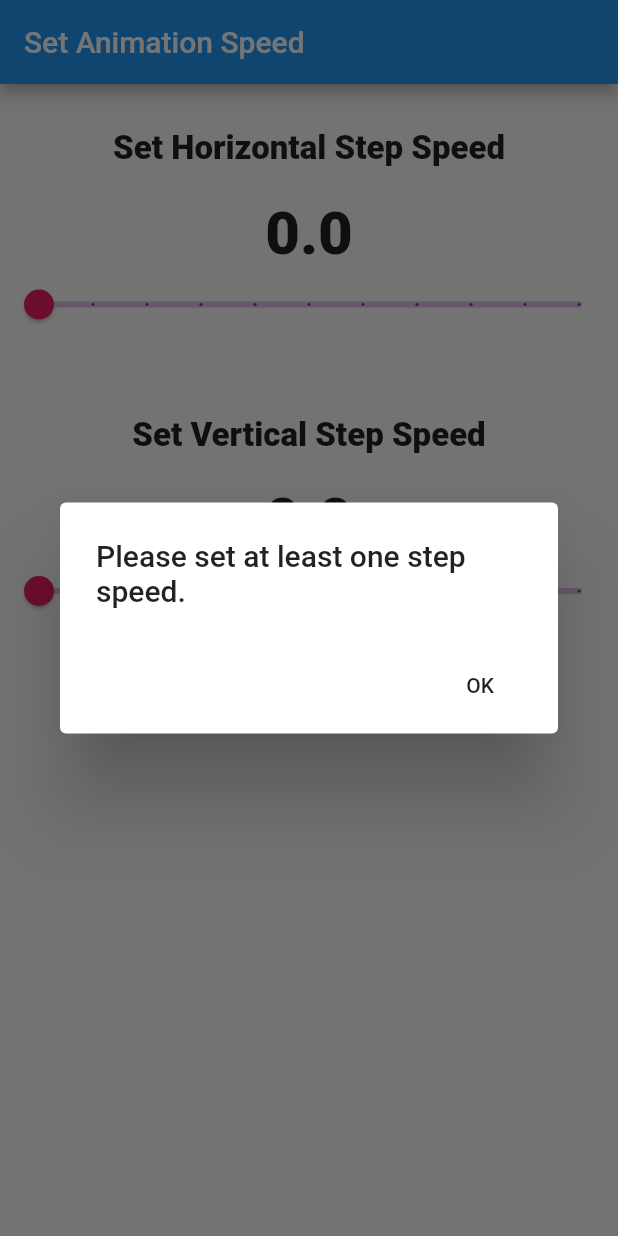
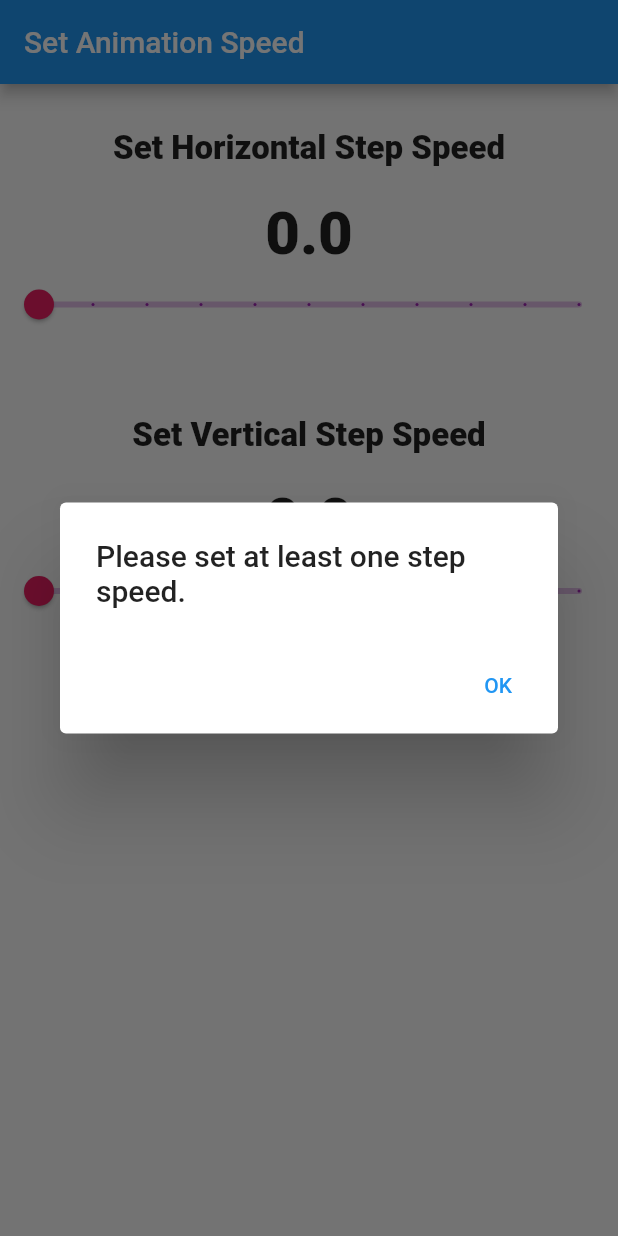
Before and after one commit to quo-vs/boll_animation, a Flutter app: the screen it shows after launch, after a tap on "Show Animation", on a phone screen of 412 x 824 dp. Run offline on Flutter 3.47's test engine with Material 2 defaults, Android fonts, the phone set to English and light mode, and no system bars.

Commit message:
Small corrections

```diff
--- a/lib/screens/boll_animation_screen.dart
+++ b/lib/screens/boll_animation_screen.dart
@@ -97,6 +97,10 @@ class _BollAnimationScreenState extends State<BollAnimationScreen>
           iconTheme: const IconThemeData(
             color: Colors.black,
           ),
+          leading:  IconButton(
+            onPressed: _willPopCallback,
+            icon: const Icon(Icons.arrow_back),
+          ),
         ),
         body: Align(
           alignment: _alignment,
@@ -114,6 +118,7 @@ class _BollAnimationScreenState extends State<BollAnimationScreen>
   }
 
   Future<bool> _willPopCallback() async {
+    _controller.stop();
     var coordinates = AnimationHelper.getBollCoordinates(
         _screenWidth, _screenHeight, _alignment);
 
--- a/lib/screens/home_screen.dart
+++ b/lib/screens/home_screen.dart
@@ -152,7 +152,7 @@ class _HomeScreenState extends State<HomeScreen> {
         return AlertDialog(
           title: Text(errorText),
           actions: <Widget>[
-            FlatButton(
+            TextButton(
               onPressed: () => Navigator.pop(context),
               child: const Text('OK'),
             ),
```
